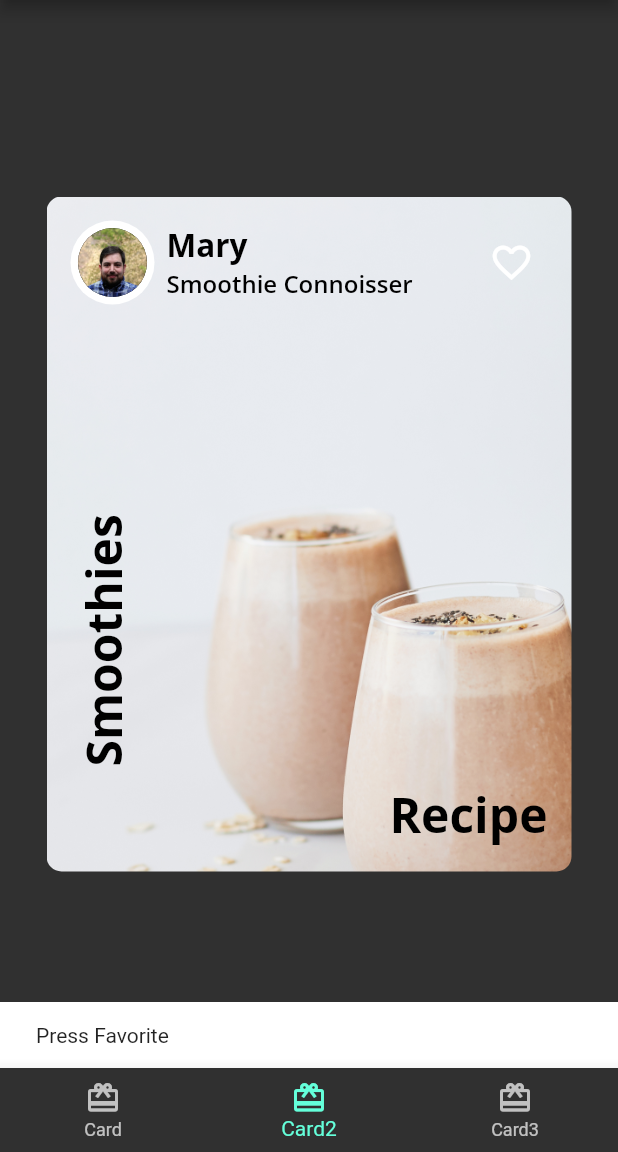
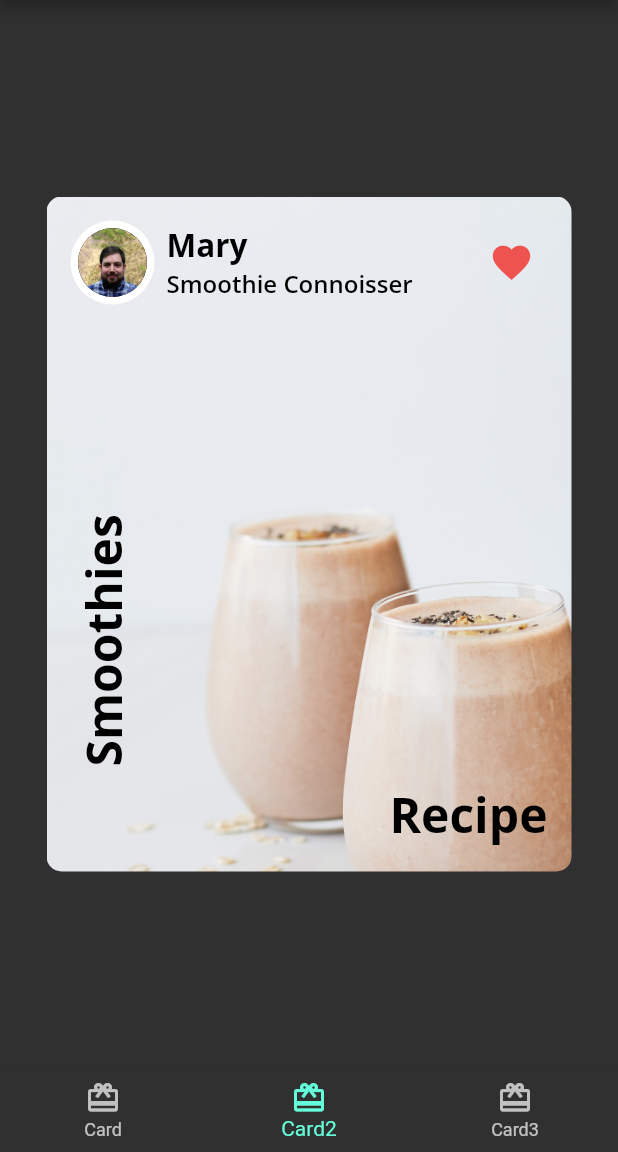
Before and after one commit to okellomano/Fooder, a Flutter app: the screen it shows after launch, item 2 of the bottom bar chosen, after a tap on the "favorite outline" icon, on a phone screen of 412 x 824 dp, the part 84-1236 px from its top. Run offline on Flutter 3.47's test engine with Material 2 defaults, Android fonts, the phone set to English and light mode, and no system bars; our stand-ins replace google_fonts.

Commit message:
changedauthor card to stateful widget

```diff
--- a/lib/pages/author_card.dart
+++ b/lib/pages/author_card.dart
@@ -2,7 +2,7 @@ import 'package:flutter/material.dart';
 import 'package:fooderlich/fooderlich_theme.dart';
 import 'package:fooderlich/pages/circle_image.dart';
 
-class AuthorCard extends StatelessWidget {
+class AuthorCard extends StatefulWidget {
   final String authorName;
   final String title;
   final ImageProvider imageProvider;
@@ -15,6 +15,12 @@ class AuthorCard extends StatelessWidget {
   }) : super(key: key);
 
   @override
+  State<AuthorCard> createState() => _AuthorCardState();
+}
+
+class _AuthorCardState extends State<AuthorCard> {
+  bool _isFavorited = false;
+  @override
   Widget build(BuildContext context) {
     return Container(
       padding: const EdgeInsets.all(16),
@@ -25,7 +31,7 @@ class AuthorCard extends StatelessWidget {
           Row(
             children: [
               CircleImage(
-                imageProvider: imageProvider,
+                imageProvider: widget.imageProvider,
                 imageRadius: 28,
               ),
               const SizedBox(
@@ -35,11 +41,11 @@ class AuthorCard extends StatelessWidget {
                 crossAxisAlignment: CrossAxisAlignment.start,
                 children: [
                   Text(
-                    authorName,
+                    widget.authorName,
                     style: FooderlichTheme.lightTextTheme.headline2,
                   ),
                   Text(
-                    title,
+                    widget.title,
                     style: FooderlichTheme.lightTextTheme.headline3,
                   )
                 ],
@@ -48,11 +54,13 @@ class AuthorCard extends StatelessWidget {
           ),
           // add IconButton
           IconButton(
-            icon: const Icon(Icons.favorite_border),
+            icon: Icon(_isFavorited ? Icons.favorite : Icons.favorite_border),
             iconSize: 30,
+            color: Colors.red[400],
             onPressed: () {
-              const snackBar = SnackBar(content: Text('Press Favorite'));
-              ScaffoldMessenger.of(context).showSnackBar(snackBar);
+              setState(() {
+                _isFavorited = !_isFavorited;
+              });
             },
           )
         ],
```
